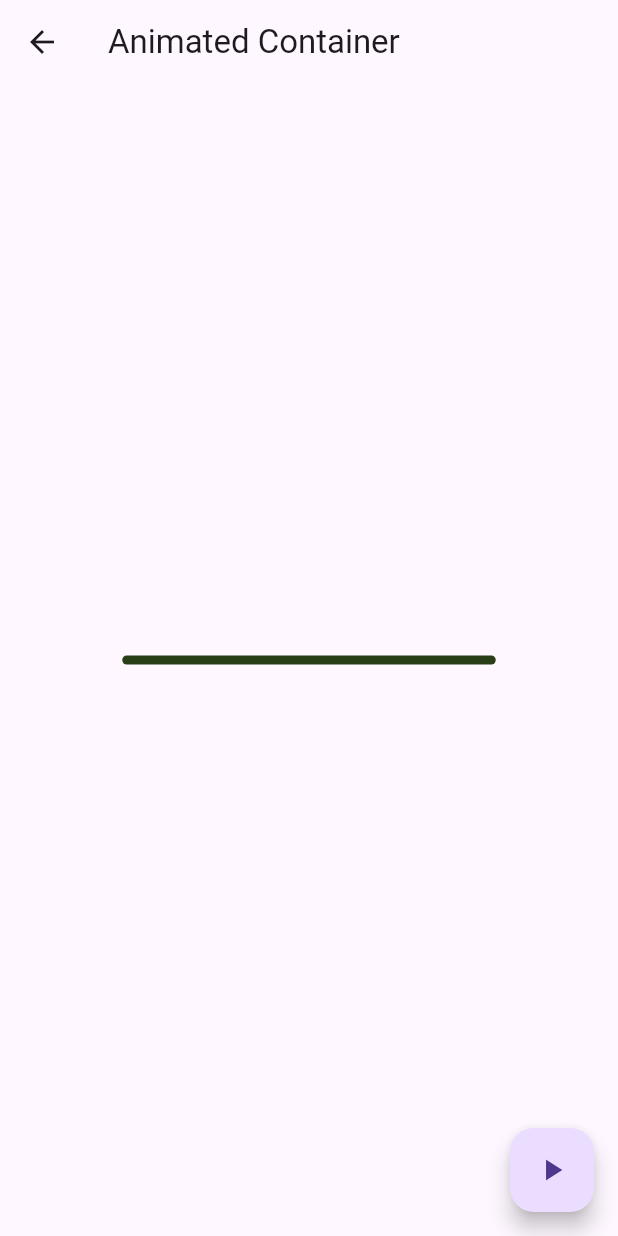
After one commit to DanielTuttos/components-flutter, a Flutter app: the AnimatedContainerPage screen opened by its route, after a tap on the "play arrow" icon, on a phone screen of 412 x 824 dp. The commit adds this screen. Run offline on Flutter 3.47's test engine with Material 3 defaults, Android fonts, the phone set to English and light mode, and no system bars.

Commit message:
:construction: page animated container finished

```diff
--- a/data/menu-opts.json
+++ b/data/menu-opts.json
@@ -15,6 +15,11 @@
             "ruta" : "card",
             "icon" : "folder_open",
             "texto": "Cards - Tarjetas"
+        },
+        {
+            "ruta" : "animatedContainer",
+            "icon" : "donut_large",
+            "texto": "Animated Container"
         }
     ]
 }
--- /dev/null
+++ b/lib/src/pages/animated_container.dart
@@ -0,0 +1,53 @@
+import 'dart:math';
+
+import 'package:flutter/material.dart';
+
+class AnimatedContainerPage extends StatefulWidget {
+  const AnimatedContainerPage({super.key});
+
+  @override
+  State<AnimatedContainerPage> createState() => _AnimatedContainerPageState();
+}
+
+class _AnimatedContainerPageState extends State<AnimatedContainerPage> {
+  double _width = 50.0;
+  double _height = 50.0;
+  Color _color = Colors.pink;
+  BorderRadiusGeometry _borderRadius = BorderRadius.circular(8.0);
+
+  @override
+  Widget build(BuildContext context) {
+    return Scaffold(
+      appBar: AppBar(
+        title: const Text('Animated Container'),
+      ),
+      body: Center(
+        child: AnimatedContainer(
+          duration: const Duration(milliseconds: 1000),
+          curve: Curves.fastOutSlowIn,
+          width: _width,
+          height: _height,
+          decoration: BoxDecoration(
+            borderRadius: _borderRadius,
+            color: _color,
+          ),
+        ),
+      ),
+      floatingActionButton: FloatingActionButton(
+        onPressed: _changeShape,
+        child: const Icon(Icons.play_arrow),
+      ),
+    );
+  }
+
+  void _changeShape() {
+    final random = Random();
+    setState(() {
+      _color = Color.fromRGBO(
+          random.nextInt(255), random.nextInt(255), random.nextInt(255), 1);
+      _width = random.nextInt(300).toDouble();
+      _height = random.nextInt(300).toDouble();
+      _borderRadius = BorderRadius.circular(random.nextInt(100).toDouble());
+    });
+  }
+}
--- a/lib/src/routes/routes.dart
+++ b/lib/src/routes/routes.dart
@@ -1,4 +1,5 @@
 import 'package:flutter/material.dart';
+import 'package:components/src/pages/animated_container.dart';
 import 'package:components/src/pages/alert_page.dart';
 import 'package:components/src/pages/avatar_page.dart';
 import 'package:components/src/pages/home_page.dart';
@@ -10,5 +11,7 @@ Map<String, WidgetBuilder> getApplicationRoutes() {
     'alert': (BuildContext context) => const AlertPage(),
     'avatar': (BuildContext context) => const AvatarPage(),
     'card': (BuildContext context) => const CardPage(),
+    'animatedContainer': (BuildContext context) =>
+        const AnimatedContainerPage(),
   };
 }
--- a/lib/src/utils/icono_string_util.dart
+++ b/lib/src/utils/icono_string_util.dart
@@ -3,7 +3,8 @@ import 'package:flutter/material.dart';
 final _icons = <String, IconData>{
   'add_alert': Icons.add_alert,
   'accessibility': Icons.accessibility,
-  'folder_open': Icons.folder_open
+  'folder_open': Icons.folder_open,
+  'donut_large': Icons.donut_large,
 };
 
 Icon getIcon(String nameIcon) {
```
